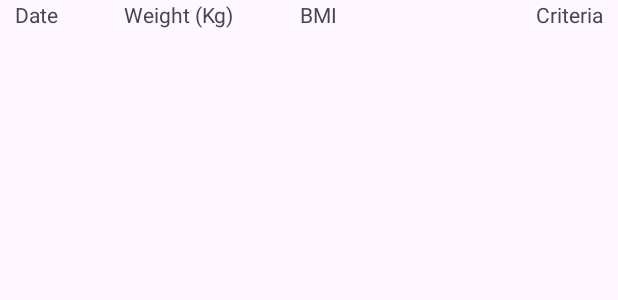
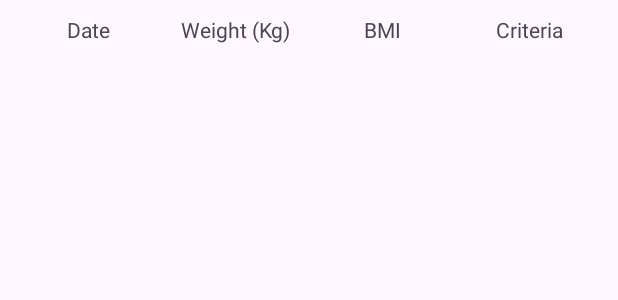
Before and after one commit to wuttipat6509650716/cs361_assingment, an Android app: the layout activity_column.xml on its own in the app's theme, with its tools: preview values and no code run, on a phone screen of 412 x 824 dp. Shown: the top 300 px of the screen. Run offline under Robolectric (Android 15) with nearby library versions, the phone set to English and light mode, and no system bars.

Commit message:
fix main layout

```diff
--- a/app/src/main/res/layout/activity_column.xml
+++ b/app/src/main/res/layout/activity_column.xml
@@ -1,27 +1,38 @@
 <LinearLayout  xmlns:android="http://schemas.android.com/apk/res/android"
     android:layout_width="match_parent"
-    android:layout_height="match_parent" >
+    android:layout_height="wrap_content"
+    android:orientation="horizontal"
+    android:padding="10dp">
+
     <TextView android:id="@+id/col_date_head"
-        android:layout_width="wrap_content"
+        android:layout_width="0dp"
         android:layout_height="wrap_content"
         android:layout_weight="1"
-        android:layout_marginLeft="10dp"
-        android:text="@string/col_date"/>
-    <TextView         android:id="@+id/col_weight_head"
-        android:layout_width="wrap_content"
+        android:gravity="center"
+        android:text="@string/col_date"
+        />
+
+    <TextView android:id="@+id/col_weight_head"
+        android:layout_width="0dp"
         android:layout_height="wrap_content"
         android:layout_weight="1"
-        android:text="@string/col_weight"/>
+        android:gravity="center"
+        android:text="@string/col_weight"
+        />
+
     <TextView android:id="@+id/col_BMI_head"
-        android:layout_width="wrap_content"
-        android:layout_height="wrap_content"
-        android:layout_weight="2"
-        android:text="@string/col_BMI" />
-    <TextView         android:id="@+id/col_criteria_head"
-        android:layout_width="wrap_content"
+        android:layout_width="0dp"
         android:layout_height="wrap_content"
         android:layout_weight="1"
-        android:gravity="right"
-        android:layout_marginRight="10dp"
-        android:text="@string/col_criteria" />
+        android:gravity="center"
+        android:text="@string/col_BMI"
+        />
+
+    <TextView android:id="@+id/col_criteria_head"
+        android:layout_width="0dp"
+        android:layout_height="wrap_content"
+        android:layout_weight="1"
+        android:gravity="center"
+        android:text="@string/col_criteria"
+        />
 </LinearLayout>
--- a/app/src/main/res/layout/activity_history.xml
+++ b/app/src/main/res/layout/activity_history.xml
@@ -41,7 +41,7 @@
             android:id="@+id/textView7"
             android:layout_width="wrap_content"
             android:layout_height="wrap_content"
-            android:layout_marginLeft="20dp"
+            android:layout_marginLeft="35dp"
             android:layout_marginTop="20dp"
             android:layout_weight="1"
             android:text="@string/Date"
@@ -52,9 +52,9 @@
             android:id="@+id/textView8"
             android:layout_width="wrap_content"
             android:layout_height="wrap_content"
-            android:layout_marginLeft="20dp"
+            android:layout_marginLeft="5dp"
             android:layout_marginTop="20dp"
-            android:layout_weight="1"
+            android:layout_weight="0.8"
             android:text="@string/weight_kg"
             android:textSize="20sp"
             android:textStyle="bold" />
@@ -63,7 +63,6 @@
             android:id="@+id/textView9"
             android:layout_width="wrap_content"
             android:layout_height="wrap_content"
-            android:layout_marginLeft="20dp"
             android:layout_marginTop="20dp"
             android:layout_weight="1"
             android:text="@string/BMI"
--- a/gradle/libs.versions.toml
+++ b/gradle/libs.versions.toml
@@ -1,5 +1,5 @@
 [versions]
-agp = "8.4.1"
+agp = "8.5.0"
 junit = "4.13.2"
 junitVersion = "1.2.1"
 espressoCore = "3.6.1"
```
Also changed, not shown: gradle/wrapper/gradle-wrapper.properties, 1 other file.
